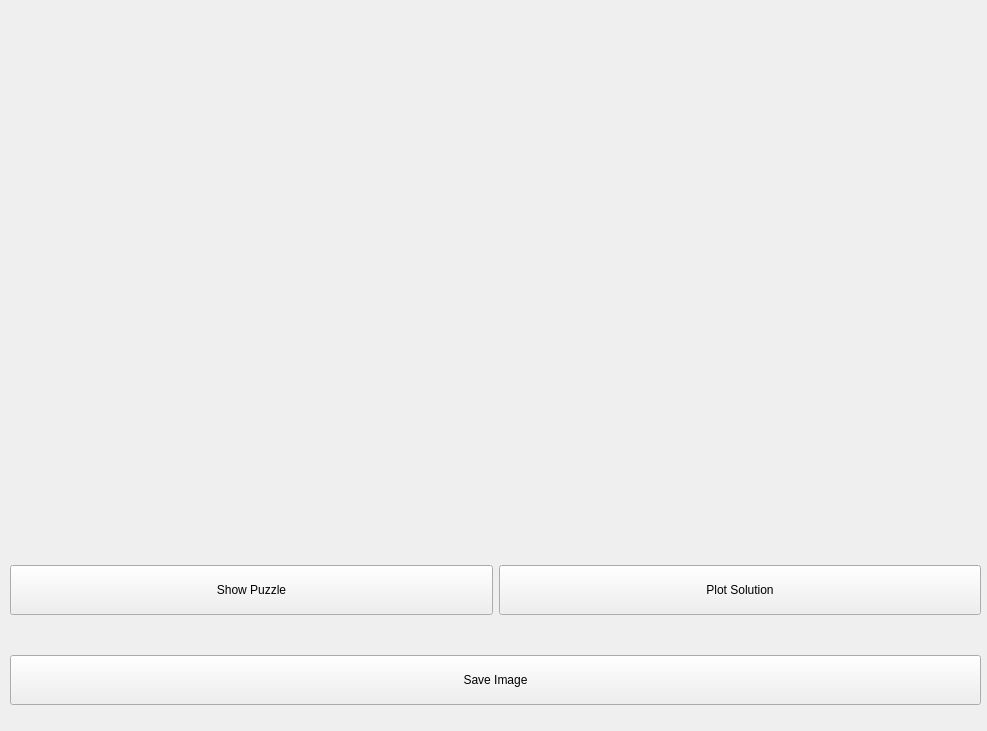
First picture: the form in src/ui/widget.ui, repository greyishfox/SudokuOCR, before the edit.
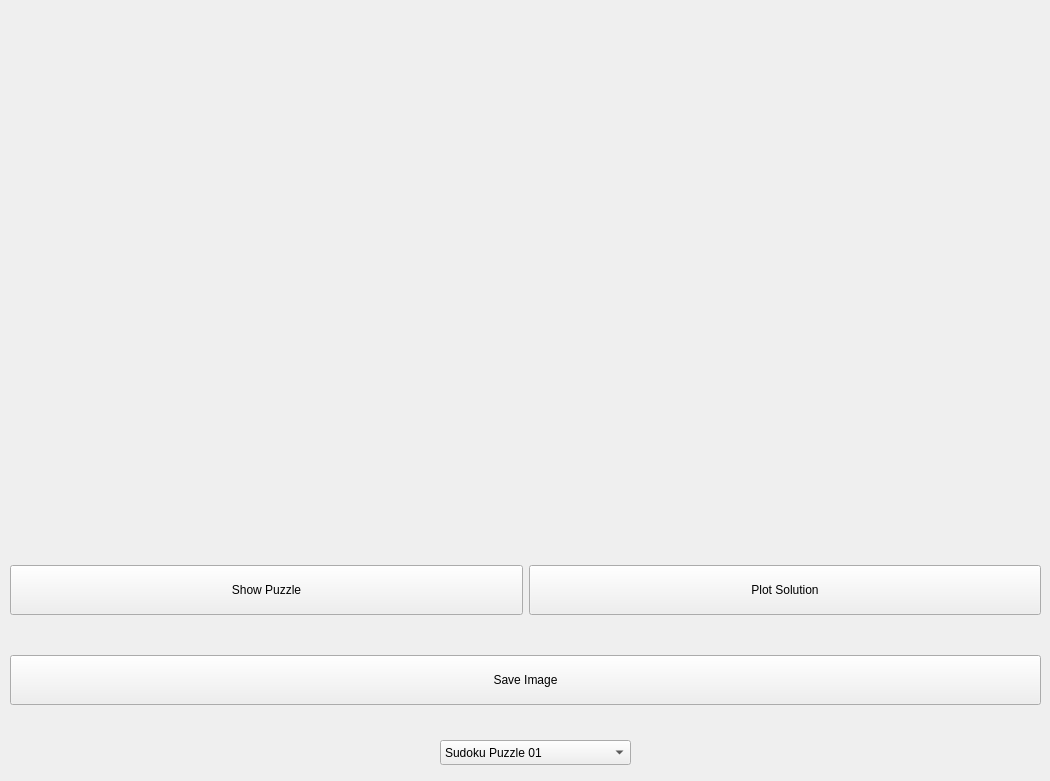
Second picture: the form after the edit.

Commit message: Implementation of Combo Box for puzzle selection

```diff
--- a/src/ui/widget.ui
+++ b/src/ui/widget.ui
@@ -6,8 +6,8 @@
    <rect>
     <x>0</x>
     <y>0</y>
-    <width>987</width>
-    <height>731</height>
+    <width>1050</width>
+    <height>781</height>
    </rect>
   </property>
   <property name="windowTitle">
@@ -18,7 +18,7 @@
     <rect>
      <x>10</x>
      <y>550</y>
-     <width>971</width>
+     <width>1031</width>
      <height>81</height>
     </rect>
    </property>
@@ -56,7 +56,7 @@
     <rect>
      <x>9</x>
      <y>9</y>
-     <width>971</width>
+     <width>1031</width>
      <height>514</height>
     </rect>
    </property>
@@ -94,7 +94,7 @@
     <rect>
      <x>10</x>
      <y>640</y>
-     <width>971</width>
+     <width>1031</width>
      <height>80</height>
     </rect>
    </property>
@@ -114,6 +114,36 @@
     </item>
    </layout>
   </widget>
+  <widget class="QComboBox" name="comboBox">
+   <property name="geometry">
+    <rect>
+     <x>440</x>
+     <y>740</y>
+     <width>191</width>
+     <height>25</height>
+    </rect>
+   </property>
+   <item>
+    <property name="text">
+     <string>Sudoku Puzzle 01</string>
+    </property>
+   </item>
+   <item>
+    <property name="text">
+     <string>Sudoku Puzzle 02</string>
+    </property>
+   </item>
+   <item>
+    <property name="text">
+     <string>Sudoku Puzzle 03</string>
+    </property>
+   </item>
+   <item>
+    <property name="text">
+     <string>Worlds Hardest Sudoku</string>
+    </property>
+   </item>
+  </widget>
  </widget>
  <resources/>
  <connections/>
```
The commit also changes 8 other files.
